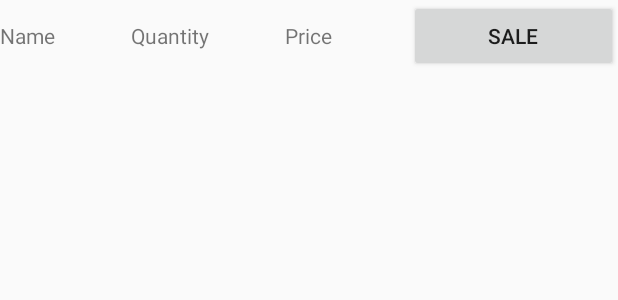
After one commit to MarineNET/Udacity-Project-10-InventoryApp, an Android app: the layout lits_item.xml on its own in the app's theme, with its tools: preview values and no code run, on a phone screen of 412 x 824 dp. The commit adds this screen. Shown: the top 300 px of the screen. Run offline under Robolectric (Android 15) with nearby library versions, the phone set to English and light mode, and no system bars.

Commit message:
Create Adapter
- Create listview
- Update CatalogA
- Work on Sale button to deduct quantity

```diff
--- /dev/null
+++ b/app/src/main/res/layout/lits_item.xml
@@ -0,0 +1,34 @@
+<?xml version="1.0" encoding="utf-8"?>
+<LinearLayout xmlns:android="http://schemas.android.com/apk/res/android"
+              android:orientation="horizontal"
+              android:layout_width="match_parent"
+              android:layout_height="match_parent">
+
+    <TextView
+        android:id="@+id/lv_name"
+        android:layout_width="wrap_content"
+        android:layout_height="wrap_content"
+        android:layout_weight="1"
+        android:text="Name"/>
+
+    <TextView
+        android:id="@+id/lv_quantity"
+        android:layout_width="wrap_content"
+        android:layout_height="wrap_content"
+        android:layout_weight="1"
+        android:text="Quantity"/>
+
+    <TextView
+        android:id="@+id/lv_price"
+        android:layout_width="wrap_content"
+        android:layout_height="wrap_content"
+        android:layout_weight="1"
+        android:text="Price"/>
+
+    <Button
+        android:id="@+id/lv_button"
+        android:layout_width="wrap_content"
+        android:layout_height="wrap_content"
+        android:layout_weight="1"
+        android:text="Sale"/>
+</LinearLayout>
--- a/app/src/main/res/values/strings.xml
+++ b/app/src/main/res/values/strings.xml
@@ -2,7 +2,7 @@
     <string name="app_name">Inventory App</string>
 
     <!-- Add product button on CatalogActivity -->
-    <string name="add_product">Add Product</string>
+    <string name="add_product">Add</string>
 
     <!-- Label for editor menu option to save pet and leave editor [CHAR LIMIT=20] -->
     <string name="action_save">Save</string>
```
Also changed, not shown: app/src/main/java/com/viktorkhon/udacity_project_10_inventoryapp/CatalogActivity.java (+15 -22 lines), app/src/main/java/com/viktorkhon/udacity_project_10_inventoryapp/InventoryAdapter.java (added, +61 -0 lines), app/src/main/res/layout/activity_catalog.xml (+7 -7 lines).
